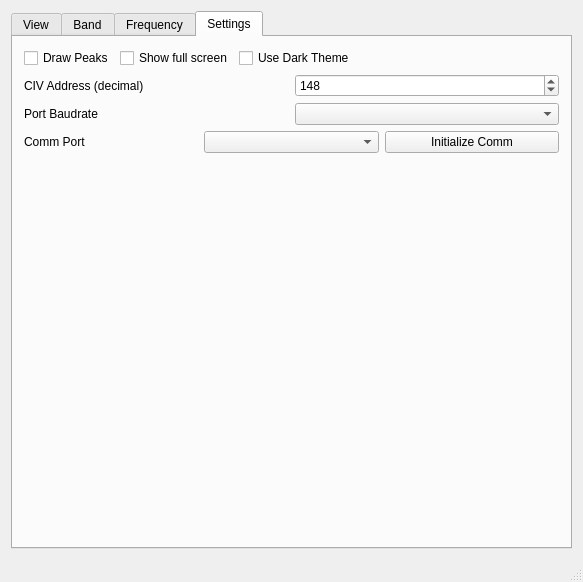
Before: the Qt Designer form wfmain.ui in adecarolis/wfweb, drawn with Qt 5.
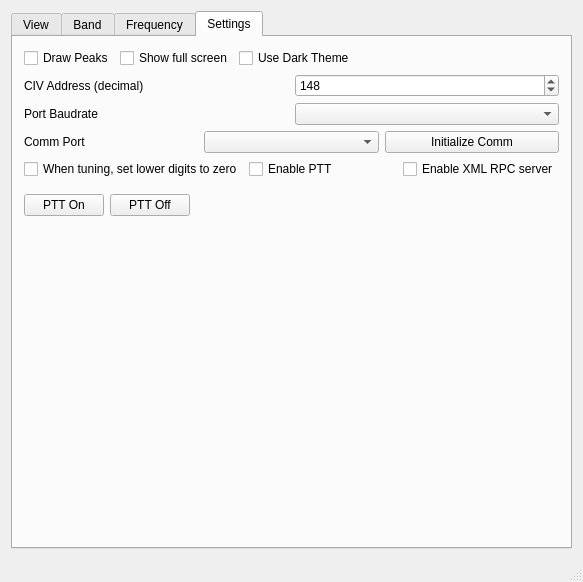
After: the same form once the commit is applied. The open tabs and pages were chosen to show the change. Custom widgets are drawn as their Qt base class.

The edit to the form file:
```diff
--- a/wfmain.ui
+++ b/wfmain.ui
@@ -1015,6 +1015,68 @@
           </item>
          </layout>
         </item>
+        <item>
+         <layout class="QHBoxLayout" name="horizontalLayout_14">
+          <property name="topMargin">
+           <number>0</number>
+          </property>
+          <item>
+           <widget class="QCheckBox" name="tuningFloorZerosChk">
+            <property name="text">
+             <string>When tuning, set lower digits to zero</string>
+            </property>
+           </widget>
+          </item>
+          <item>
+           <widget class="QCheckBox" name="pttEnableChk">
+            <property name="text">
+             <string>Enable PTT</string>
+            </property>
+           </widget>
+          </item>
+          <item>
+           <widget class="QCheckBox" name="enableXmlRpcChk">
+            <property name="text">
+             <string>Enable XML RPC server</string>
+            </property>
+           </widget>
+          </item>
+         </layout>
+        </item>
+        <item>
+         <layout class="QHBoxLayout" name="horizontalLayout_15">
+          <property name="topMargin">
+           <number>9</number>
+          </property>
+          <item>
+           <widget class="QPushButton" name="pttOnBtn">
+            <property name="text">
+             <string>PTT On</string>
+            </property>
+           </widget>
+          </item>
+          <item>
+           <widget class="QPushButton" name="pttOffBtn">
+            <property name="text">
+             <string>PTT Off</string>
+            </property>
+           </widget>
+          </item>
+          <item>
+           <spacer name="horizontalSpacer_5">
+            <property name="orientation">
+             <enum>Qt::Horizontal</enum>
+            </property>
+            <property name="sizeHint" stdset="0">
+             <size>
+              <width>40</width>
+              <height>20</height>
+             </size>
+            </property>
+           </spacer>
+          </item>
+         </layout>
+        </item>
         <item>
          <spacer name="verticalSpacer">
           <property name="orientation">
```
Left out of the diff: 22 changed lines with no effect on the pictures.
